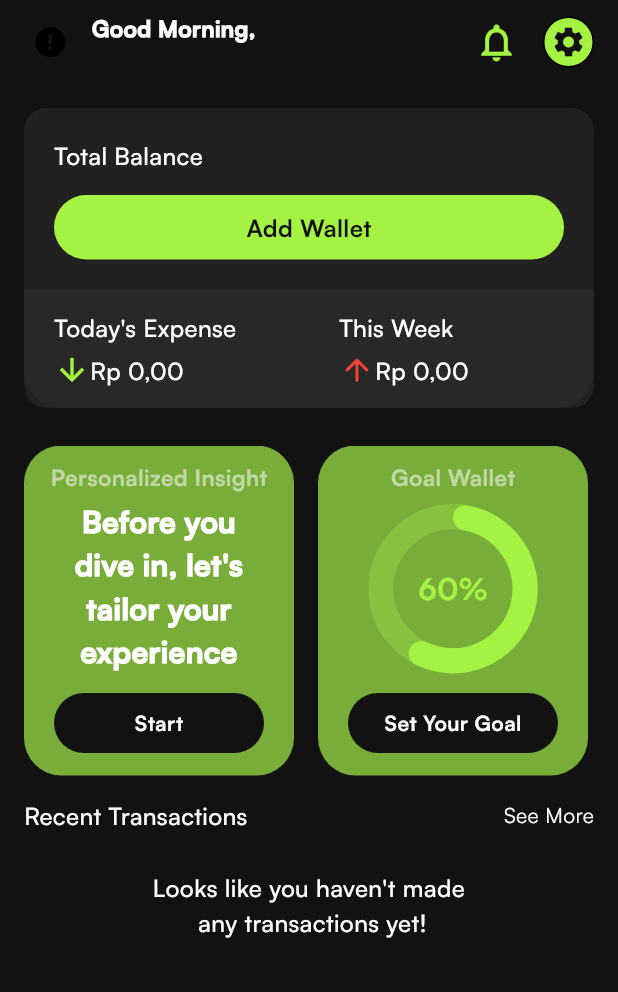
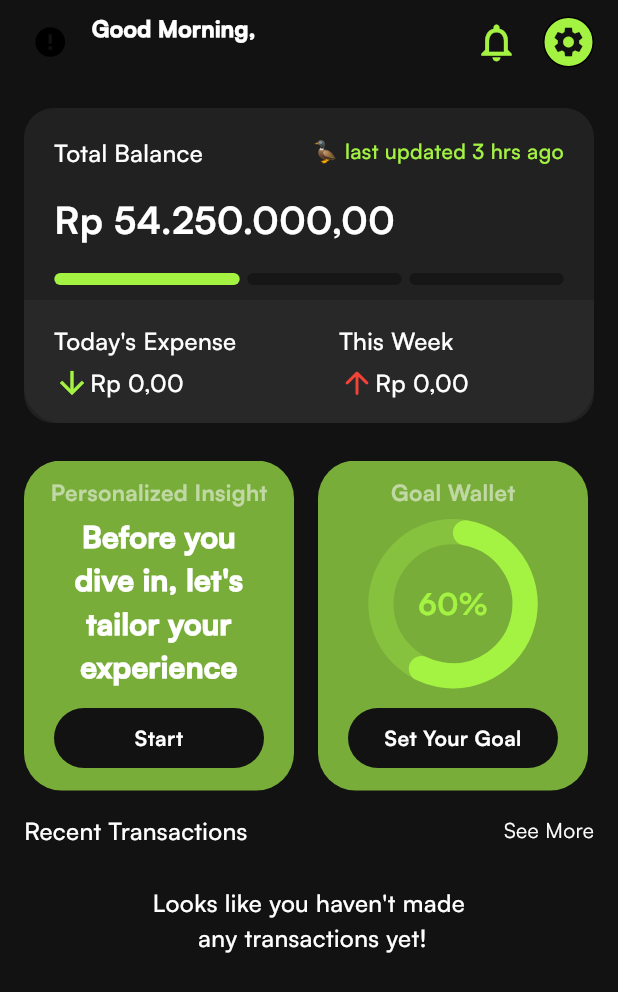
Before and after one commit to devdezzies/WorthEveryPenny, a Flutter app: the HomeScreen screen opened by its route, on a phone screen of 412 x 824 dp. Shown: the top 992 px of the screen. Run offline on Flutter 3.47's test engine with Material 3 defaults, Android fonts, the phone set to English and light mode, and no system bars; drawn by our look-alikes of cached_network_image, smooth_page_indicator; our stand-ins replace flutter_svg, flutter_swiper_view, shared_preferences, syncfusion_flutter_charts; missing offline and left inert: u_credit_card; accounts and stored records are empty; network calls fail; project files that could hold a hidden picture were left out.

Commit message:
feat: add subcomponents for cardBalance

```diff
--- a/lib/features/home/screens/home_screen.dart
+++ b/lib/features/home/screens/home_screen.dart
@@ -2,7 +2,7 @@ import 'package:cached_network_image/cached_network_image.dart';
 import 'package:flutter/material.dart';
 import 'package:provider/provider.dart';
 import 'package:swappp/constants/global_variables.dart';
-import 'package:swappp/features/home/widgets/balance_card_empty.dart';
+import 'package:swappp/features/home/widgets/balance_card.dart';
 import 'package:swappp/features/home/widgets/empty_transaction_list.dart';
 import 'package:swappp/features/home/widgets/goal_wallet_empty.dart';
 import 'package:swappp/features/home/widgets/personalized_insight_empty.dart';
@@ -114,7 +114,7 @@ class _HomeScreenState extends State<HomeScreen> {
         padding: const EdgeInsets.symmetric(horizontal: 16.0),
         children: [
           const SizedBox(height: 16,),
-            const BalanceCardEmpty(),
+            const BalanceCard(),
             const SizedBox(height: 20,),
             Container(
               padding: const EdgeInsets.symmetric(vertical: 5),
--- a/lib/features/home/widgets/balance_card_empty.dart
+++ b/lib/features/home/widgets/balance_card.dart
@@ -1,50 +1,68 @@
 import 'package:flutter/material.dart';
+import 'package:smooth_page_indicator/smooth_page_indicator.dart';
 import 'package:swappp/constants/global_variables.dart';
+import 'package:swappp/features/home/widgets/card_content/bank_balance_card_content_empty.dart';
+import 'package:swappp/features/home/widgets/card_content/bank_balance_card_content_filled.dart';
+import 'package:swappp/features/home/widgets/card_content/total_balance_card_content.dart';
 
-class BalanceCardEmpty extends StatelessWidget {
-  const BalanceCardEmpty({super.key});
+class BalanceCard extends StatefulWidget {
+  const BalanceCard({super.key});
+
+  @override
+  State<BalanceCard> createState() => _BalanceCardState();
+}
+
+class _BalanceCardState extends State<BalanceCard> {
+  final PageController _pageController = PageController();
+  final Color _overlayColor = const Color.fromARGB(255, 23, 22, 22);
 
   @override
   Widget build(BuildContext context) {
     return Container(
       width: MediaQuery.of(context).size.width,
-      height: 200,
+      height: 210,
       decoration: BoxDecoration(
           color: GlobalVariables.greyBackgroundColor,
-          borderRadius: BorderRadius.circular(15)),
+          borderRadius: BorderRadius.circular(20)),
       child: Column(
         children: [
-          Container(
-            margin: const EdgeInsets.all(20),
-            child: Column(
-              crossAxisAlignment: CrossAxisAlignment.start,
+          SizedBox(
+            height: 110,
+            child: PageView(
+              physics: const BouncingScrollPhysics(),
+              controller: _pageController,
               children: [
-                const Text(
-                  "Total Balance",
-                  style: TextStyle(fontWeight: FontWeight.w500, fontSize: 16),
-                ),
-                const SizedBox(
-                  height: 15,
-                ),
-                GestureDetector(
-                  child: Container(
-                    alignment: Alignment.center,
-                    padding: const EdgeInsets.symmetric(vertical: 10),
-                    decoration: BoxDecoration(
-                        color: GlobalVariables.secondaryColor,
-                        borderRadius: BorderRadius.circular(25)),
-                    width: double.infinity,
-                    child: const Text(
-                      "Add Wallet",
-                      style: TextStyle(
-                          color: GlobalVariables.backgroundColor,
-                          fontWeight: FontWeight.w700,
-                          fontSize: 16),
-                    ),
-                  ),
-                ),
+                const TotalBalanceCardContent(),
+                const BankBalanceCardContentEmpty(),
+                const BankBalanceCardContentEmpty(),
               ],
             ),
+          ),
+          Container(
+            alignment: Alignment.center,
+            margin: const EdgeInsets.only(bottom: 10),
+            padding: const EdgeInsets.symmetric(horizontal: 10),
+            width: double.infinity,
+            child: SmoothPageIndicator(
+                controller: _pageController,
+                count: 3,
+                effect: CustomizableEffect(
+                  activeDotDecoration: DotDecoration(
+                    width: MediaQuery.of(context).size.width * 0.3,
+                    height: 8,
+                    color: GlobalVariables.secondaryColor,
+                    borderRadius: BorderRadius.circular(5),
+                  ),
+                  dotDecoration: DotDecoration(
+                    width: MediaQuery.of(context).size.width * 0.25,
+                    height: 8,
+                    color: _overlayColor,
+                    borderRadius: BorderRadius.circular(5),
+                  ),
+                  spacing: 5.0, // No spacing between the bars
+                  inActiveColorOverride: (i) => _overlayColor, // Override inactive color
+                ),
+              ),
           ),
           Expanded(
             child: Container(
--- /dev/null
+++ b/lib/features/home/widgets/card_content/bank_balance_card_content_empty.dart
@@ -0,0 +1,44 @@
+import 'package:flutter/material.dart';
+import '../../../../constants/global_variables.dart';
+
+class BankBalanceCardContentEmpty extends StatelessWidget {
+  const BankBalanceCardContentEmpty({super.key});
+
+  @override
+  Widget build(BuildContext context) {
+    return Container(
+      alignment: Alignment.center,
+      margin: const EdgeInsets.symmetric(horizontal: 20),
+      child: Column(
+        mainAxisAlignment: MainAxisAlignment.center,
+        crossAxisAlignment: CrossAxisAlignment.start,
+        children: [
+          const Text(
+            "Your Bank Account",
+            style: TextStyle(fontWeight: FontWeight.w500, fontSize: 16),
+          ),
+          const SizedBox(
+            height: 15,
+          ),
+          GestureDetector(
+            child: Container(
+              alignment: Alignment.center,
+              padding: const EdgeInsets.symmetric(vertical: 10),
+              decoration: BoxDecoration(
+                  color: GlobalVariables.secondaryColor,
+                  borderRadius: BorderRadius.circular(25)),
+              width: double.infinity,
+              child: const Text(
+                "Add Wallet",
+                style: TextStyle(
+                    color: GlobalVariables.backgroundColor,
+                    fontWeight: FontWeight.w700,
+                    fontSize: 16),
+              ),
+            ),
+          ),
+        ],
+      ),
+    );
+  }
+}
--- /dev/null
+++ b/lib/features/home/widgets/card_content/bank_balance_card_content_filled.dart
@@ -0,0 +1,10 @@
+import 'package:flutter/material.dart';
+
+class BankBalanceCardContentFilled extends StatelessWidget {
+  const BankBalanceCardContentFilled({super.key});
+
+  @override
+  Widget build(BuildContext context) {
+    return const Placeholder();
+  }
+}
--- /dev/null
+++ b/lib/features/home/widgets/card_content/cash_balance_card_content.dart
@@ -0,0 +1,10 @@
+import 'package:flutter/material.dart';
+
+class CashBalanceCardContent extends StatelessWidget {
+  const CashBalanceCardContent({super.key});
+
+  @override
+  Widget build(BuildContext context) {
+    return const Placeholder();
+  }
+}
--- /dev/null
+++ b/lib/features/home/widgets/card_content/total_balance_card_content.dart
@@ -0,0 +1,37 @@
+import 'package:flutter/material.dart';
+import 'package:swappp/constants/global_variables.dart';
+
+class TotalBalanceCardContent extends StatelessWidget {
+  const TotalBalanceCardContent({super.key});
+
+  @override
+  Widget build(BuildContext context) {
+    return Container(
+      margin: const EdgeInsets.symmetric(horizontal: 20),
+      child: const Column(
+        mainAxisAlignment: MainAxisAlignment.center,
+        crossAxisAlignment: CrossAxisAlignment.start,
+        children: [
+          Row(
+            mainAxisAlignment: MainAxisAlignment.spaceBetween,
+            crossAxisAlignment: CrossAxisAlignment.center,
+            children: [
+              Text(
+                "Total Balance",
+                style: TextStyle(fontWeight: FontWeight.w500, fontSize: 16),
+              ),
+              Text(
+                "🦆 last updated 3 hrs ago",
+                style: TextStyle(fontWeight: FontWeight.w500, fontSize: 14, color: GlobalVariables.secondaryColor),
+              ),
+            ],
+          ),
+          SizedBox(
+            height: 15,
+          ),
+          Text("Rp 54.250.000,00", style: TextStyle(fontWeight: FontWeight.w700, fontSize: 25),)
+        ],
+      ),
+    );
+  }
+}
--- a/pubspec.yaml
+++ b/pubspec.yaml
@@ -45,6 +45,7 @@ dependencies:
   u_credit_card: ^1.4.0
   flutter_swiper_view: ^1.1.8
   syncfusion_flutter_charts: ^28.1.39
+  smooth_page_indicator: ^1.2.0+3
 
 dev_dependencies:
   flutter_test:
```
Also changed, not shown: lib/features/home/widgets/balance_card_filled.dart (deleted), pubspec.lock.
